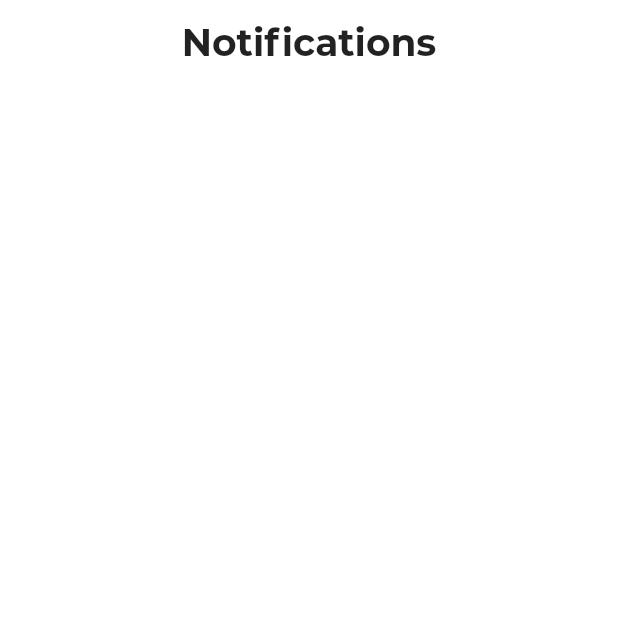
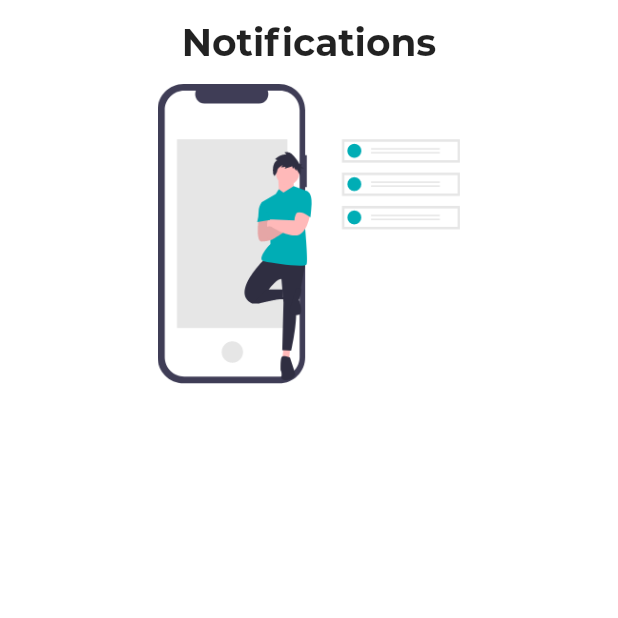
Before and after one commit to Runbhumi/Runbhumi, a Flutter app: the Notifications screen opened directly, on a phone screen of 412 x 824 dp, the top half of it. Run offline on Flutter 3.47's test engine with Material 2 defaults, Android fonts, the phone set to English and light mode, and no system bars; our stand-ins replace bubble_tab_indicator, cloud_firestore, datetime_picker_formfield, firebase_auth, firebase_core, flutter_icons and 2 more; accounts and stored records are empty; project files that could hold a hidden picture were left out.

Commit message:
added no notification illustration

```diff
--- a/lib/view/notificationsPage.dart
+++ b/lib/view/notificationsPage.dart
@@ -32,6 +32,7 @@ class _NotificationsState extends State<Notifications> {
       builder: (context, asyncSnapshot) {
         print("Working " + asyncSnapshot.hasData.toString());
         return asyncSnapshot.hasData
+            ? asyncSnapshot.data.documents.length > 0
                 ? ListView.builder(
                     itemCount: asyncSnapshot.data.documents.length,
                     shrinkWrap: true,
@@ -39,11 +40,6 @@ class _NotificationsState extends State<Notifications> {
                       NotificationClass notificationData =
                           new NotificationClass.fromJson(
                               asyncSnapshot.data.documents[index]);
-
-                  // String notificationId = data.get('notificationId');
-                  // String id = data.get('senderId');
-                  // String profileImage = data.get("profileImage");
-                  // String name = data.get("name");
                       return Container(
                         padding: const EdgeInsets.symmetric(
                             horizontal: 16.0, vertical: 4.0),
@@ -53,9 +49,6 @@ class _NotificationsState extends State<Notifications> {
                               context,
                               MaterialPageRoute(
                                 builder: (context) => OtherUserProfile(
-                                  // userID:
-                                  //     Constants.prefs.getString('userId'),
-                                  // TODO: I need this feild in DB
                                   userID: notificationData.senderId,
                                 ),
                               ),
@@ -75,13 +68,12 @@ class _NotificationsState extends State<Notifications> {
                                       BorderRadius.all(Radius.circular(20)),
                                   child: Image(
                                       height: 75,
-                                        image: NetworkImage(notificationData
-                                            .senderProfieImage)),
+                                      image: NetworkImage(
+                                          notificationData.senderProfieImage)),
                                 ),
                                 Text(notificationData.senderName,
-                                      style: Theme.of(context)
-                                          .textTheme
-                                          .headline5),
+                                    style:
+                                        Theme.of(context).textTheme.headline5),
                                 Row(
                                   mainAxisAlignment: MainAxisAlignment.center,
                                   children: [
@@ -102,17 +94,21 @@ class _NotificationsState extends State<Notifications> {
                                         NotificationServices()
                                             .acceptFriendRequest(
                                                 notificationData);
-                                          // notificationId,
-                                          // id,
-                                          // name,
-                                          // profileImage);
                                       },
                                     ),
                                   ],
                                 ),
                               ],
-                              ))));
+                            ),
+                          ),
+                        ),
+                      );
                     },
+                  )
+                : Container(
+                    child: Center(
+                      child: Image.asset("assets/notification.png"),
+                    ),
                   )
             : Loader();
       },
```
Also changed, not shown: assets/notification.png (added). Lines whose indentation alone changed are shown as unchanged.
